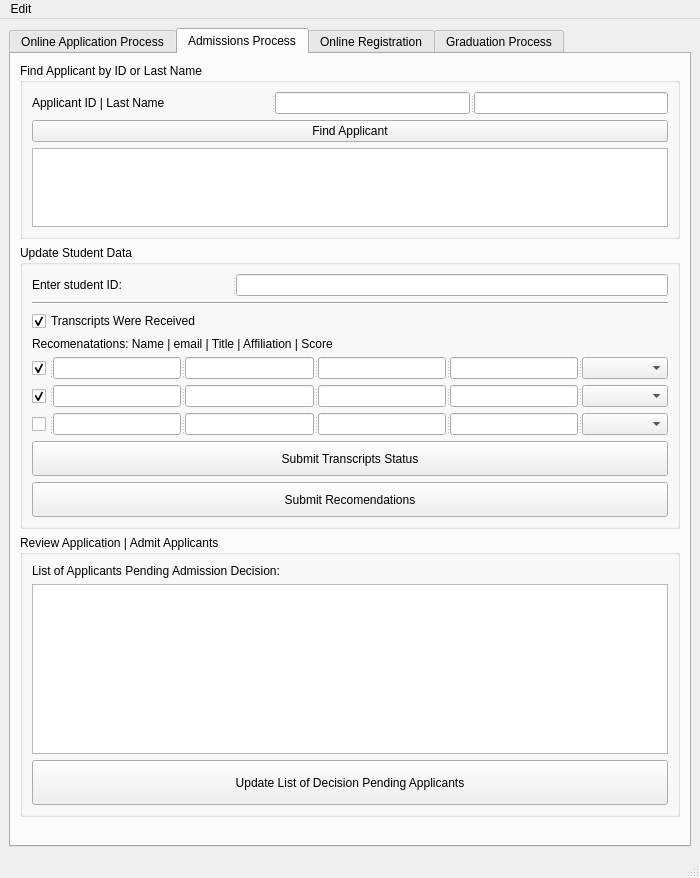
Old version of the form starrs/ui/ui_main.ui in the repository kiryha/CIS556.
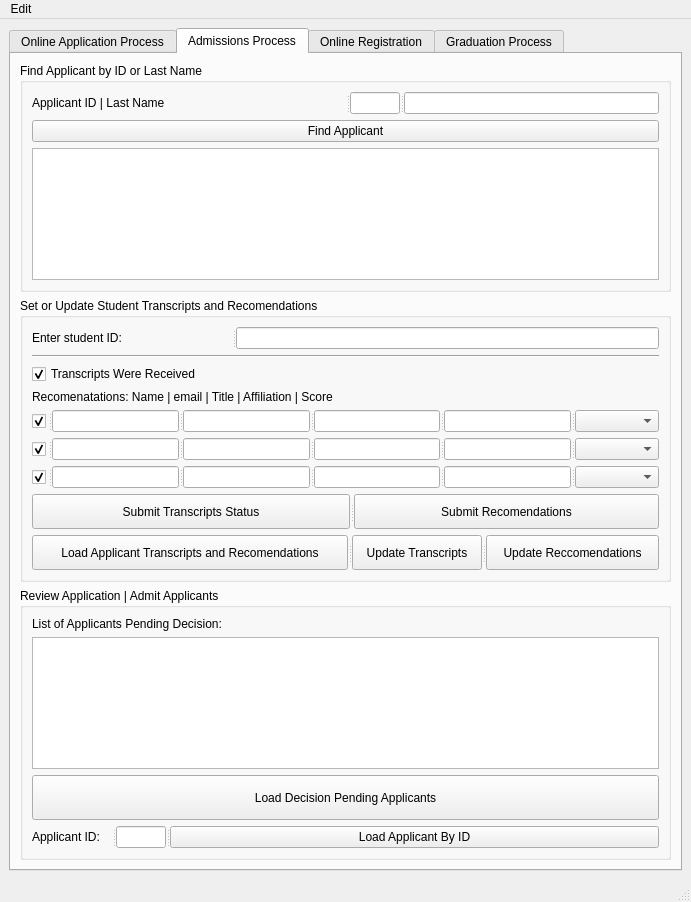
New version of the form. The open tabs and pages were chosen to show the change.

Diff of the .ui file:
```diff
--- a/starrs/ui/ui_main.ui
+++ b/starrs/ui/ui_main.ui
@@ -6,8 +6,8 @@
    <rect>
     <x>0</x>
     <y>0</y>
-    <width>700</width>
-    <height>878</height>
+    <width>691</width>
+    <height>902</height>
    </rect>
   </property>
   <property name="windowTitle">
@@ -567,7 +567,14 @@
                <string>Applicant ID | Last Name</string>
               </property>
              </widget>
-             <widget class="QLineEdit" name="linSearchApplicantID"/>
+             <widget class="QLineEdit" name="linSearchApplicantID">
+              <property name="maximumSize">
+               <size>
+                <width>50</width>
+                <height>16777215</height>
+               </size>
+              </property>
+             </widget>
              <widget class="QLineEdit" name="linSearchApplicantLastname"/>
             </widget>
            </item>
@@ -583,7 +590,7 @@
              <property name="maximumSize">
               <size>
                <width>16777215</width>
-               <height>100</height>
+               <height>200</height>
               </size>
              </property>
             </widget>
@@ -594,7 +601,7 @@
         <item>
          <widget class="QGroupBox" name="groupBox">
           <property name="title">
-           <string>Update Student Data</string>
+           <string>Set or Update Student Transcripts and Recomendations</string>
           </property>
           <layout class="QVBoxLayout" name="verticalLayout_10">
            <item>
@@ -724,6 +731,9 @@
               <property name="text">
                <string/>
               </property>
+              <property name="checked">
+               <bool>true</bool>
+              </property>
              </widget>
              <widget class="QLineEdit" name="linRecomendationName_3"/>
              <widget class="QLineEdit" name="linRecomendationEmail_3"/>
@@ -733,6 +743,10 @@
             </widget>
            </item>
            <item>
+            <widget class="QSplitter" name="splitter_14">
+             <property name="orientation">
+              <enum>Qt::Horizontal</enum>
+             </property>
             <widget class="QPushButton" name="btnSetTranscripts">
              <property name="minimumSize">
               <size>
@@ -744,8 +758,6 @@
               <string>Submit Transcripts Status</string>
              </property>
             </widget>
-           </item>
-           <item>
             <widget class="QPushButton" name="btnSetRecomendations">
              <property name="minimumSize">
               <size>
@@ -757,6 +769,47 @@
               <string>Submit Recomendations</string>
              </property>
             </widget>
+            </widget>
+           </item>
+           <item>
+            <widget class="QSplitter" name="splitter_26">
+             <property name="orientation">
+              <enum>Qt::Horizontal</enum>
+             </property>
+             <widget class="QPushButton" name="btnLoadTransRecom">
+              <property name="minimumSize">
+               <size>
+                <width>0</width>
+                <height>35</height>
+               </size>
+              </property>
+              <property name="text">
+               <string>Load Applicant Transcripts and Recomendations</string>
+              </property>
+             </widget>
+             <widget class="QPushButton" name="btnUpdateTranscripts">
+              <property name="minimumSize">
+               <size>
+                <width>0</width>
+                <height>35</height>
+               </size>
+              </property>
+              <property name="text">
+               <string>Update Transcripts</string>
+              </property>
+             </widget>
+             <widget class="QPushButton" name="btnUpdateRecomendations">
+              <property name="minimumSize">
+               <size>
+                <width>0</width>
+                <height>35</height>
+               </size>
+              </property>
+              <property name="text">
+               <string>Update Reccomendations</string>
+              </property>
+             </widget>
+            </widget>
            </item>
           </layout>
          </widget>
@@ -770,7 +823,7 @@
            <item>
             <widget class="QLabel" name="label_2">
              <property name="text">
-              <string>List of Applicants Pending Admission Decision:</string>
+              <string>List of Applicants Pending Decision:</string>
              </property>
             </widget>
            </item>
@@ -786,10 +839,41 @@
               </size>
              </property>
              <property name="text">
-              <string>Update List of Decision Pending Applicants</string>
+              <string>Load Decision Pending Applicants</string>
              </property>
             </widget>
            </item>
+           <item>
+            <widget class="QSplitter" name="splitter_40">
+             <property name="orientation">
+              <enum>Qt::Horizontal</enum>
+             </property>
+             <widget class="QLabel" name="label_36">
+              <property name="maximumSize">
+               <size>
+                <width>80</width>
+                <height>16777215</height>
+               </size>
+              </property>
+              <property name="text">
+               <string>Applicant ID:</string>
+              </property>
+             </widget>
+             <widget class="QLineEdit" name="linLoadApplicantByID">
+              <property name="maximumSize">
+               <size>
+                <width>50</width>
+                <height>16777215</height>
+               </size>
+              </property>
+             </widget>
+             <widget class="QPushButton" name="btnLoadApplicantByID">
+              <property name="text">
+               <string>Load Applicant By ID</string>
+              </property>
+             </widget>
+            </widget>
+           </item>
           </layout>
          </widget>
         </item>
@@ -827,7 +911,7 @@
     <rect>
      <x>0</x>
      <y>0</y>
-     <width>700</width>
+     <width>691</width>
      <height>21</height>
     </rect>
    </property>
```
Left out of the diff: 6 changed lines with no effect on the pictures. Lines whose indentation alone changed are shown as unchanged.
